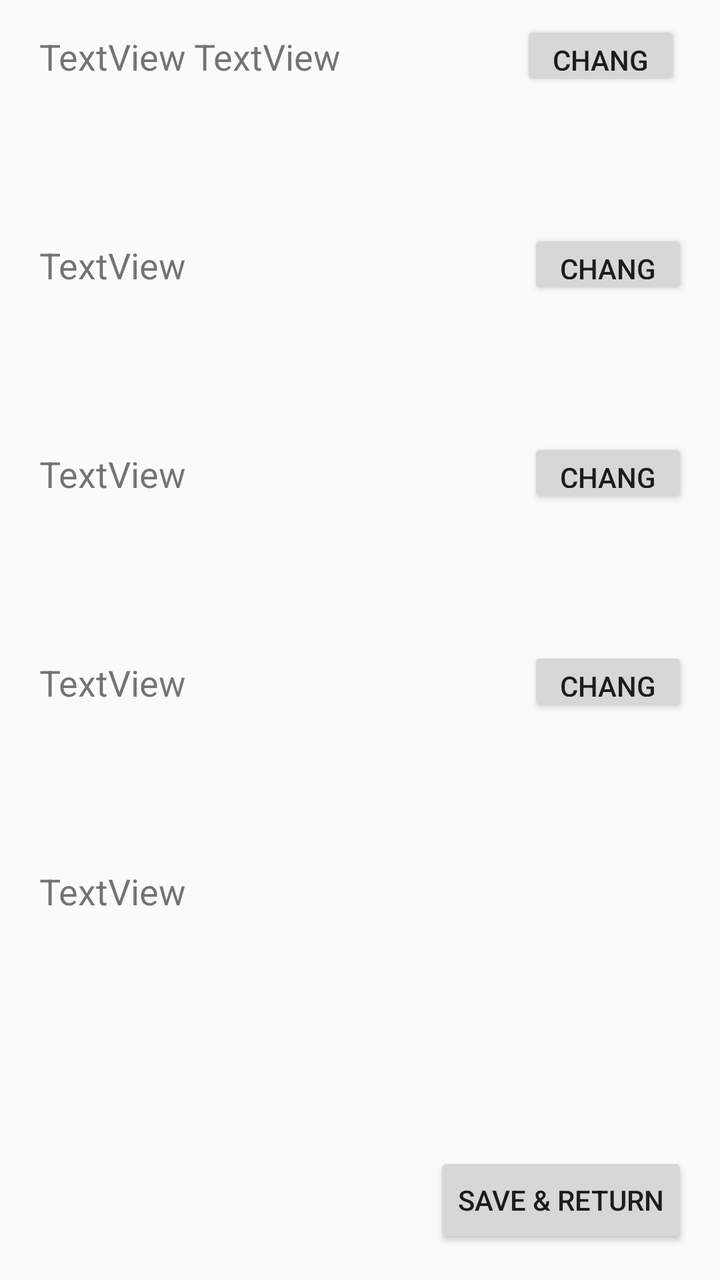
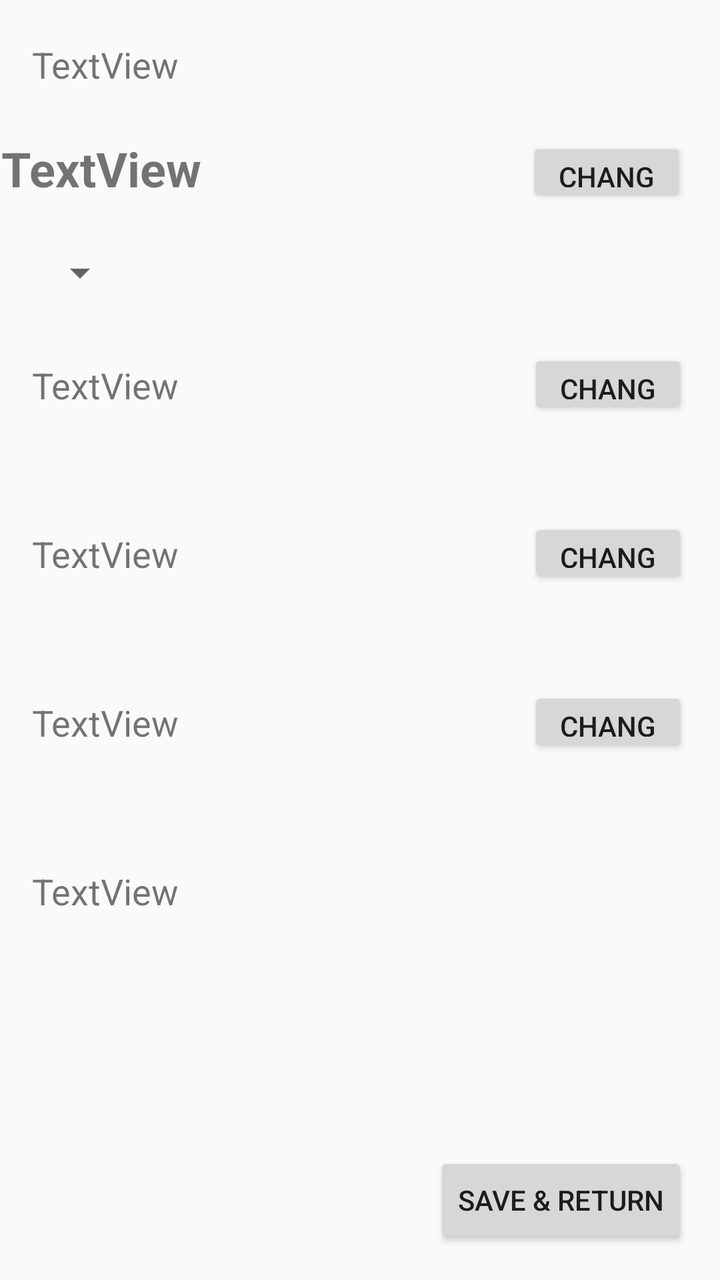

An Android layout rendered at two revisions. The XML below is the earlier revision; the diff shows what the commit changed to produce the second picture.
<!-- AndroidManifest.xml: application theme AppTheme -->
<!-- res/layout/activity_anime_info.xml -->
<?xml version="1.0" encoding="utf-8"?>
<androidx.constraintlayout.widget.ConstraintLayout xmlns:android="http://schemas.android.com/apk/res/android"
    xmlns:app="http://schemas.android.com/apk/res-auto"
    xmlns:tools="http://schemas.android.com/tools"
    android:layout_width="match_parent"
    android:layout_height="match_parent"
    tools:context=".AnimeInfoActivity">

    <TextView
        android:id="@+id/entry_num_text"
        android:layout_width="wrap_content"
        android:layout_height="wrap_content"
        android:layout_marginStart="16dp"
        android:layout_marginTop="16dp"
        android:text="TextView"
        android:textSize="18sp"
        app:layout_constraintEnd_toStartOf="@+id/name_text"
        app:layout_constraintHorizontal_bias="0.5"
        app:layout_constraintStart_toStartOf="parent"
        app:layout_constraintTop_toTopOf="parent" />

    <TextView
        android:id="@+id/name_text"
        android:layout_width="160dp"
        android:layout_height="wrap_content"
        android:layout_marginTop="16dp"
        android:text="TextView"
        android:textSize="18sp"
        app:layout_constraintEnd_toStartOf="@+id/change_name_button"
        app:layout_constraintHorizontal_bias="0.5"
        app:layout_constraintStart_toEndOf="@+id/entry_num_text"
        app:layout_constraintTop_toTopOf="parent" />

    <TextView
        android:id="@+id/episode_length_text"
        android:layout_width="wrap_content"
        android:layout_height="wrap_content"
        android:layout_marginTop="80dp"
        android:text="TextView"
        android:textSize="18sp"
        app:layout_constraintStart_toStartOf="@+id/entry_num_text"
        app:layout_constraintTop_toBottomOf="@+id/entry_num_text" />

    <TextView
        android:id="@+id/num_episodes_text"
        android:layout_width="wrap_content"
        android:layout_height="wrap_content"
        android:layout_marginTop="80dp"
        android:text="TextView"
        android:textSize="18sp"
        app:layout_constraintStart_toStartOf="@+id/episode_length_text"
        app:layout_constraintTop_toBottomOf="@+id/episode_length_text" />

    <TextView
        android:id="@+id/episodes_watched_text"
        android:layout_width="wrap_content"
        android:layout_height="wrap_content"
        android:layout_marginTop="80dp"
        android:text="TextView"
        android:textSize="18sp"
        app:layout_constraintStart_toStartOf="@+id/num_episodes_text"
        app:layout_constraintTop_toBottomOf="@+id/num_episodes_text" />

    <TextView
        android:id="@+id/time_spent_text"
        android:layout_width="wrap_content"
        android:layout_height="wrap_content"
        android:layout_marginTop="80dp"
        android:text="TextView"
        android:textSize="18sp"
        app:layout_constraintStart_toStartOf="@+id/episodes_watched_text"
        app:layout_constraintTop_toBottomOf="@+id/episodes_watched_text" />

    <Button
        android:id="@+id/change_name_button"
        android:layout_width="80dp"
        android:layout_height="35dp"
        android:layout_marginEnd="16dp"
        android:onClick="onClickChangeButton"
        android:text="Change"
        android:visibility="visible"
        app:layout_constraintBaseline_toBaselineOf="@+id/name_text"
        app:layout_constraintEnd_toEndOf="parent"
        app:layout_constraintHorizontal_bias="0.5"
        app:layout_constraintStart_toEndOf="@+id/name_text" />

    <Button
        android:id="@+id/change_episode_length_button"
        android:layout_width="80dp"
        android:layout_height="35dp"
        android:layout_marginEnd="16dp"
        android:onClick="onClickChangeButton"
        android:text="Change"
        app:layout_constraintBaseline_toBaselineOf="@+id/episode_length_text"
        app:layout_constraintEnd_toEndOf="parent" />

    <Button
        android:id="@+id/change_num_episodes_button"
        android:layout_width="80dp"
        android:layout_height="35dp"
        android:layout_marginEnd="16dp"
        android:onClick="onClickChangeButton"
        android:text="Change"
        app:layout_constraintBaseline_toBaselineOf="@+id/num_episodes_text"
        app:layout_constraintEnd_toEndOf="parent" />

    <Button
        android:id="@+id/change_episodes_watched_button"
        android:layout_width="80dp"
        android:layout_height="35dp"
        android:layout_marginEnd="16dp"
        android:onClick="onClickChangeButton"
        android:text="Change"
        app:layout_constraintBaseline_toBaselineOf="@+id/episodes_watched_text"
        app:layout_constraintEnd_toEndOf="parent" />

    <Button
        android:id="@+id/save_button"
        android:layout_width="wrap_content"
        android:layout_height="wrap_content"
        android:layout_marginEnd="16dp"
        android:layout_marginBottom="16dp"
        android:text="Save &amp; Return"
        app:layout_constraintBottom_toBottomOf="parent"
        app:layout_constraintEnd_toEndOf="parent" />

    <Button
        android:id="@+id/submit_change_button"
        android:layout_width="wrap_content"
        android:layout_height="wrap_content"
        android:layout_marginStart="16dp"
        android:layout_marginTop="16dp"
        android:enabled="false"
        android:onClick="onClickSubmitButton"
        android:text="Submit"
        android:visibility="invisible"
        app:layout_constraintStart_toStartOf="@+id/change_text"
        app:layout_constraintTop_toBottomOf="@+id/change_text" />

    <EditText
        android:id="@+id/change_text"
        android:layout_width="379dp"
        android:layout_height="wrap_content"
        android:layout_marginStart="16dp"
        android:layout_marginTop="96dp"
        android:layout_marginEnd="16dp"
        android:ems="10"
        android:inputType="textPersonName"
        android:visibility="invisible"
        android:enabled="false"
        app:layout_constraintEnd_toEndOf="parent"
        app:layout_constraintStart_toStartOf="parent"
        app:layout_constraintTop_toBottomOf="@+id/time_spent_text" />

    <TextView
        android:id="@+id/warning_text2"
        android:layout_width="wrap_content"
        android:layout_height="wrap_content"
        android:layout_marginStart="16dp"
        android:layout_marginBottom="16dp"
        android:textColor="@color/colorAccent"
        app:layout_constraintBottom_toTopOf="@+id/change_text"
        app:layout_constraintStart_toStartOf="parent" />

</androidx.constraintlayout.widget.ConstraintLayout>
<!-- resources referenced by this layout -->
<resources>
  <color name="colorAccent">#D81B24</color>
  <style name="AppTheme" parent="Theme.AppCompat.Light.DarkActionBar">
          
          <item name="colorPrimary">@color/colorPrimary</item>
          <item name="colorPrimaryDark">@color/colorPrimaryDark</item>
          <item name="colorAccent">@color/colorAccent</item>
      </style>
  <color name="colorPrimary">#008577</color>
  <color name="colorPrimaryDark">#00574B</color>
</resources>

<!-- the commit's change to res/layout/activity_anime_info.xml (unified diff, before → after) -->
@@ -11,41 +11,51 @@
         android:layout_width="wrap_content"
         android:layout_height="wrap_content"
         android:layout_marginStart="16dp"
-        android:layout_marginTop="16dp"
+        android:layout_marginTop="20dp"
         android:text="TextView"
         android:textSize="18sp"
-        app:layout_constraintEnd_toStartOf="@+id/name_text"
-        app:layout_constraintHorizontal_bias="0.5"
+        app:layout_constraintHorizontal_chainStyle="spread_inside"
         app:layout_constraintStart_toStartOf="parent"
         app:layout_constraintTop_toTopOf="parent" />
 
     <TextView
         android:id="@+id/name_text"
-        android:layout_width="160dp"
+        android:layout_width="262dp"
         android:layout_height="wrap_content"
-        android:layout_marginTop="16dp"
+        android:layout_marginTop="68dp"
+        android:text="TextView"
+        android:textSize="24sp"
+        android:textStyle="bold"
+        app:layout_constraintEnd_toStartOf="@+id/change_name_button"
+        app:layout_constraintHorizontal_bias="0.5"
+        app:layout_constraintStart_toStartOf="parent"
+        app:layout_constraintTop_toTopOf="parent" />
+
+    <Spinner
+        android:id="@+id/status_spinner"
+        android:layout_width="wrap_content"
+        android:layout_height="wrap_content"
+        android:layout_marginTop="24dp"
         android:text="TextView"
         android:textSize="18sp"
-        app:layout_constraintEnd_toStartOf="@+id/change_name_button"
-        app:layout_constraintHorizontal_bias="0.5"
-        app:layout_constraintStart_toEndOf="@+id/entry_num_text"
-        app:layout_constraintTop_toTopOf="parent" />
+        app:layout_constraintStart_toStartOf="@+id/entry_num_text"
+        app:layout_constraintTop_toBottomOf="@+id/name_text" />
 
     <TextView
         android:id="@+id/episode_length_text"
         android:layout_width="wrap_content"
         android:layout_height="wrap_content"
-        android:layout_marginTop="80dp"
+        android:layout_marginTop="32dp"
         android:text="TextView"
         android:textSize="18sp"
         app:layout_constraintStart_toStartOf="@+id/entry_num_text"
-        app:layout_constraintTop_toBottomOf="@+id/entry_num_text" />
+        app:layout_constraintTop_toBottomOf="@+id/status_spinner" />
 
     <TextView
         android:id="@+id/num_episodes_text"
         android:layout_width="wrap_content"
         android:layout_height="wrap_content"
-        android:layout_marginTop="80dp"
+        android:layout_marginTop="60dp"
         android:text="TextView"
         android:textSize="18sp"
         app:layout_constraintStart_toStartOf="@+id/episode_length_text"
@@ -55,7 +65,7 @@
         android:id="@+id/episodes_watched_text"
         android:layout_width="wrap_content"
         android:layout_height="wrap_content"
-        android:layout_marginTop="80dp"
+        android:layout_marginTop="60dp"
         android:text="TextView"
         android:textSize="18sp"
         app:layout_constraintStart_toStartOf="@+id/num_episodes_text"
@@ -65,7 +75,7 @@
         android:id="@+id/time_spent_text"
         android:layout_width="wrap_content"
         android:layout_height="wrap_content"
-        android:layout_marginTop="80dp"
+        android:layout_marginTop="60dp"
         android:text="TextView"
         android:textSize="18sp"
         app:layout_constraintStart_toStartOf="@+id/episodes_watched_text"
@@ -142,12 +152,12 @@
         android:layout_width="379dp"
         android:layout_height="wrap_content"
         android:layout_marginStart="16dp"
-        android:layout_marginTop="96dp"
+        android:layout_marginTop="80dp"
         android:layout_marginEnd="16dp"
         android:ems="10"
+        android:enabled="false"
         android:inputType="textPersonName"
         android:visibility="invisible"
-        android:enabled="false"
         app:layout_constraintEnd_toEndOf="parent"
         app:layout_constraintStart_toStartOf="parent"
         app:layout_constraintTop_toBottomOf="@+id/time_spent_text" />
